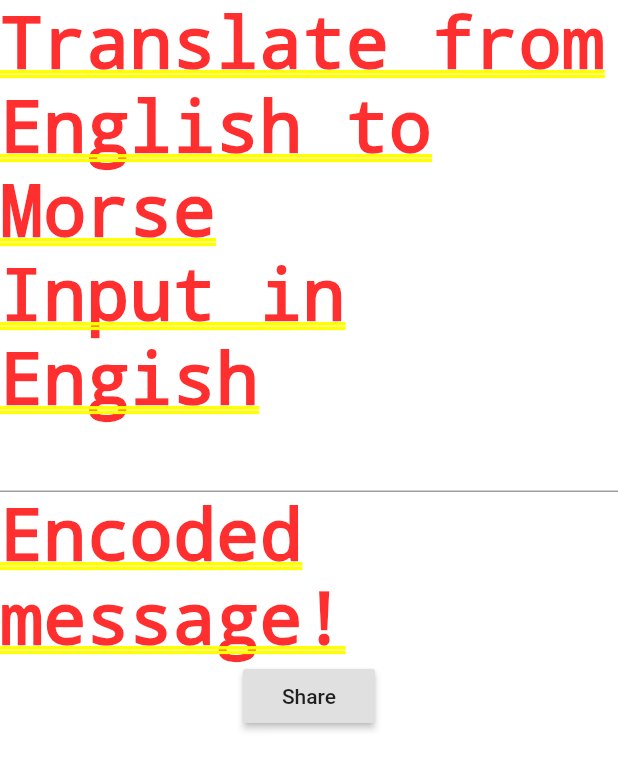
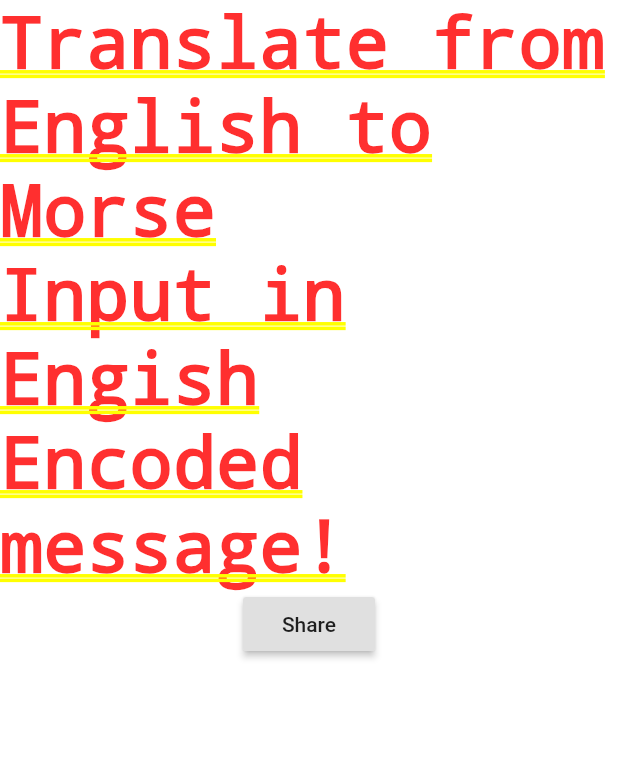
Before and after one commit to shantanugodbole/Morsey, a Flutter app: the screen it shows after launch, after a tap on "English -> Morse", on a phone screen of 412 x 824 dp. Shown: the top 770 px of the screen. Run offline on Flutter 3.47's test engine with Material 2 defaults, Android fonts, the phone set to English and light mode, and no system bars; network calls fail.

Commit message:
minor changes

```diff
--- a/morse_translator/lib/main.dart
+++ b/morse_translator/lib/main.dart
@@ -8,7 +8,7 @@ void main() {
 
 class MyApp extends StatelessWidget {
   final String url =
-      "https://api.funtranslations.com/translate/morse.json?text=Hello World";
+      "http://api.funtranslations.com/translate/morse.json?text=Hello World";
 
   // This widget is the root of your application.
   @override
--- a/morse_translator/lib/screens/EngToMorse.dart
+++ b/morse_translator/lib/screens/EngToMorse.dart
@@ -13,9 +13,9 @@ class _EngToMorseState extends State<EngToMorse> {
       children: [
         Text("Translate from English to Morse"),
         Text("Input in Engish"),
-        TextField(
-          autocorrect: true,
-        ),
+        // TextField(
+        //   autocorrect: true,
+        // ),
         Text("Encoded message!"),
         RaisedButton(
           onPressed: () {},
--- a/morse_translator/lib/screens/MorseToEng.dart
+++ b/morse_translator/lib/screens/MorseToEng.dart
@@ -13,9 +13,9 @@ class _MorseToEngState extends State<MorseToEng> {
         children: [
           Text("Translate from Morse to English"),
           Text("Input in Morse"),
-          TextField(
-            autocorrect: true,
-          ),
+          // TextField(
+          //   autocorrect: true,
+          // ),
           Text("Decoded message!"),
           RaisedButton(
             onPressed: () {},
--- a/morse_translator/lib/screens/home.dart
+++ b/morse_translator/lib/screens/home.dart
@@ -1,7 +1,7 @@
 import 'package:flutter/material.dart';
 import './EngToMorse.dart';
 import './MorseToEng.dart';
-// import 'package:http/http.dart' as http;
+import '../services/api.dart';
 
 class HomePage extends StatefulWidget {
   @override
@@ -9,33 +9,38 @@ class HomePage extends StatefulWidget {
 }
 
 class _HomePageState extends State<HomePage> {
-  // var url =
-  //     "https://api.funtranslations.com/translate/morse.json?text=Hello World";
+  var url =
+      "http://api.funtranslations.com/translate/morse.json?text=Hello World";
 
-  // @override
-  // void initState() async {
-  //   var response = await http.get(url);
-  //   if (response.statusCode == 200) {
-  //     print(response);
-  //   } else {
-  //     print(response.statusCode);
-  //   }
-  //   super.initState();
-  // }
+  @override
+  void initState() {
+    final apiCaller = GetData();
+    apiCaller.getData(url);
+
+    super.initState();
+  }
 
   @override
   Widget build(BuildContext context) {
     return Container(
       color: Color(0xFFFEEAE6),
       child: Column(
+        crossAxisAlignment: CrossAxisAlignment.center,
         children: [
           Container(
+            padding: EdgeInsets.all(40),
             alignment: Alignment.center,
-            child: Text("Welcome to Morsapp!"),
+            child: Text(
+              "Morsapp",
+              style: TextStyle(
+                  color: Colors.brown,
+                  fontSize: 56,
+                  fontWeight: FontWeight.bold),
+            ),
           ),
           Container(
             alignment: Alignment.center,
-            padding: const EdgeInsets.fromLTRB(0, 25, 0, 0),
+            padding: const EdgeInsets.all(40),
             child: Text("Share information secretly!"),
           ),
           Row(
--- a/morse_translator/lib/services/api.dart
+++ b/morse_translator/lib/services/api.dart
@@ -1,10 +1,8 @@
 import 'package:http/http.dart' as http;
 
 class GetData {
-  var url =
-      "https://api.funtranslations.com/translate/morse.json?text=Hello World";
-  void getData() async {
-    var response = http.get(url);
-    print(response);
+  void getData(String url) async {
+    var response = await http.get(url);
+    print(response.body);
   }
 }
```
